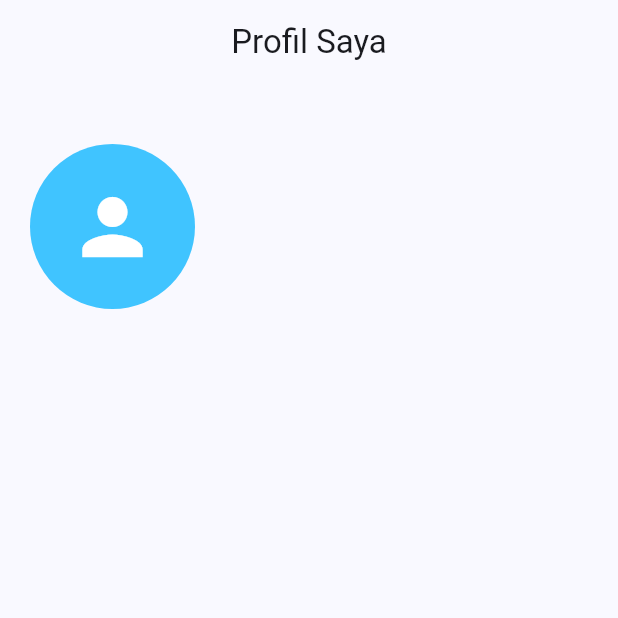
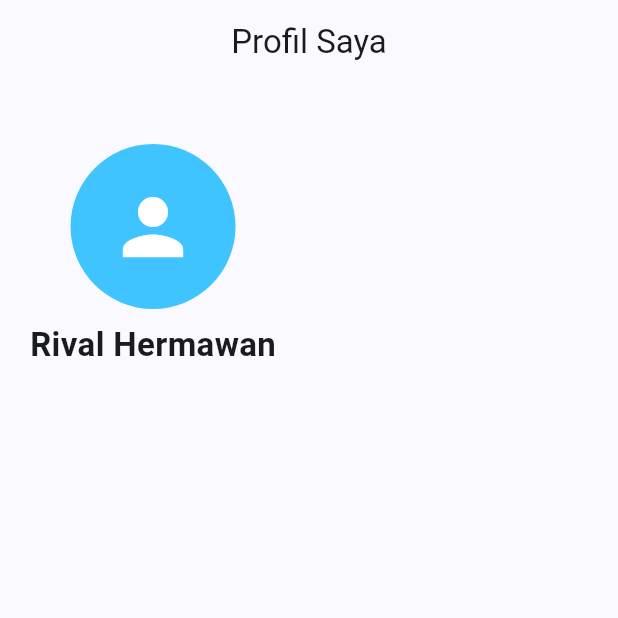
Before and after one commit to Paulothejungle/uts_aplikasi_mobile, a Flutter app: the screen it shows after launch, on a phone screen of 412 x 824 dp, the top half of it. Run offline on Flutter 3.47's test engine with Material 3 defaults, Android fonts, the phone set to English and light mode, and no system bars.

Commit message:
create:my full name

```diff
--- a/lib/main.dart
+++ b/lib/main.dart
@@ -50,6 +50,17 @@ class MyInfoRow extends StatelessWidget {
                 ),
 
                 SizedBox(height: 8),
+
+                // my full name
+                Text(
+                  'Rival Hermawan',
+                  style: TextStyle(
+                    fontSize: 22,
+                    fontWeight: FontWeight.bold,
+                  ),
+                ),
+
+
               ],
             )
         ),
```
